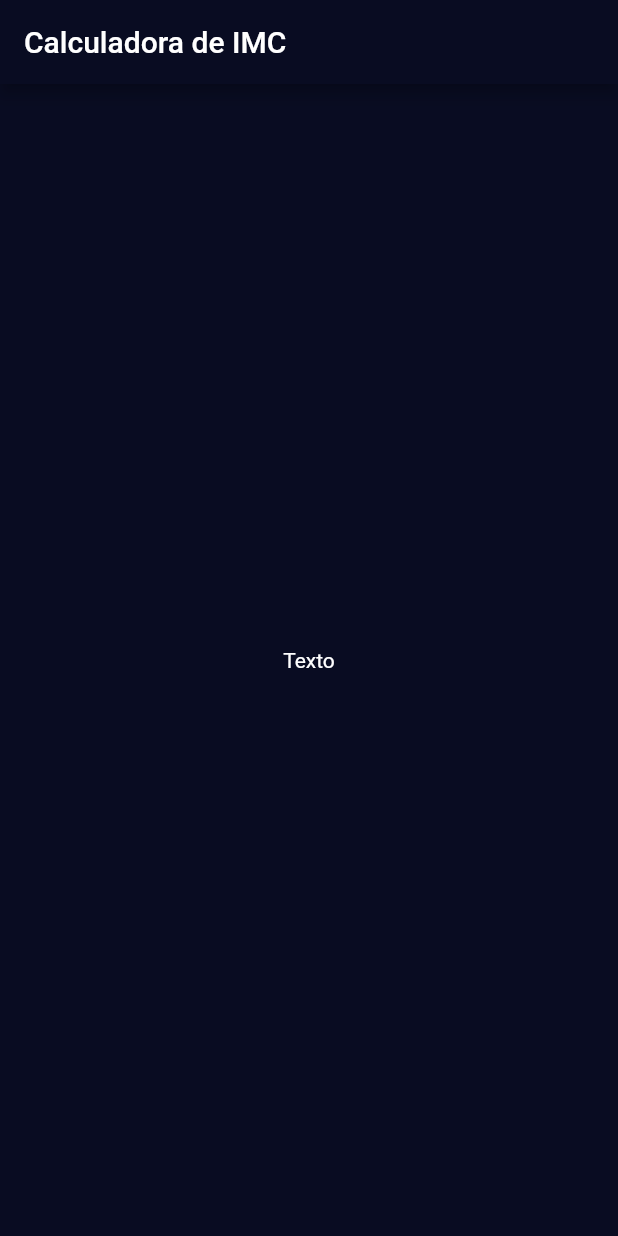
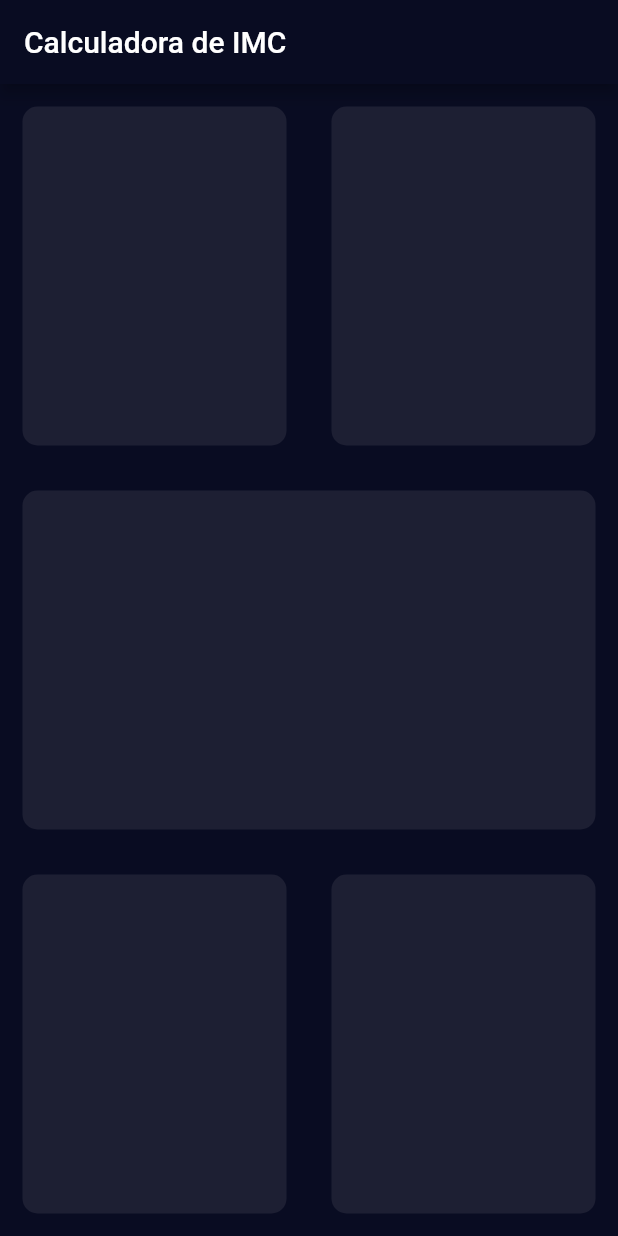
Before and after one commit to gregori/calc_imc, a Flutter app: the screen it shows after launch, on a phone screen of 412 x 824 dp. Run offline on Flutter 3.47's test engine with Material 2 defaults, Android fonts, the phone set to English and light mode, and no system bars.

Commit message:
Leiaute básico dos cards da inputPage

```diff
--- a/lib/input_page.dart
+++ b/lib/input_page.dart
@@ -9,12 +9,69 @@ class _InputPageState extends State<InputPage> {
   @override
   Widget build(BuildContext context) {
     return Scaffold(
-      appBar: AppBar(
-        title: Text('Calculadora de IMC'),
-      ),
-      body: Center(
-        child: Text('Texto'),
-      ),
-    );
+        appBar: AppBar(
+          title: Text('Calculadora de IMC'),
+        ),
+        body: Column(
+          children: [
+            Expanded(
+              child: Row(
+                children: [
+                  Expanded(
+                    child: Container(
+                      margin: EdgeInsets.all(15.0),
+                      decoration: BoxDecoration(
+                        color: Color(0xFF1D1F33),
+                        borderRadius: BorderRadius.circular(10.0),
+                      ),
+                    ),
+                  ),
+                  Expanded(
+                    child: Container(
+                      margin: EdgeInsets.all(15.0),
+                      decoration: BoxDecoration(
+                        color: Color(0xFF1D1F33),
+                        borderRadius: BorderRadius.circular(10.0),
+                      ),
+                    ),
+                  ),
+                ],
+              ),
+            ),
+            Expanded(
+              child: Container(
+                margin: EdgeInsets.all(15.0),
+                decoration: BoxDecoration(
+                  color: Color(0xFF1D1F33),
+                  borderRadius: BorderRadius.circular(10.0),
+                ),
+              ),
+            ),
+            Expanded(
+              child: Row(
+                children: [
+                  Expanded(
+                    child: Container(
+                      margin: EdgeInsets.all(15.0),
+                      decoration: BoxDecoration(
+                        color: Color(0xFF1D1F33),
+                        borderRadius: BorderRadius.circular(10.0),
+                      ),
+                    ),
+                  ),
+                  Expanded(
+                    child: Container(
+                      margin: EdgeInsets.all(15.0),
+                      decoration: BoxDecoration(
+                        color: Color(0xFF1D1F33),
+                        borderRadius: BorderRadius.circular(10.0),
+                      ),
+                    ),
+                  ),
+                ],
+              ),
+            ),
+          ],
+        ));
   }
 }
```
